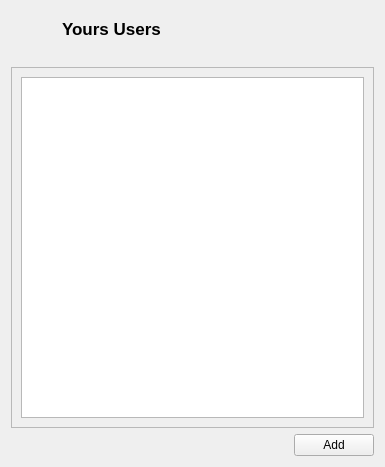
rafatosta/zapzap, file zapzap/view/users.ui: the form before one commit.
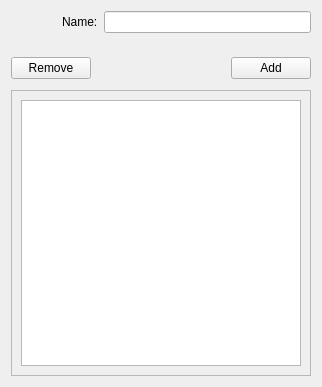
The form after the commit. Icons and pictures are not drawn.

```diff
--- a/zapzap/view/users.ui
+++ b/zapzap/view/users.ui
@@ -9,8 +9,8 @@
    <rect>
     <x>0</x>
     <y>0</y>
-    <width>385</width>
-    <height>467</height>
+    <width>322</width>
+    <height>387</height>
    </rect>
   </property>
   <property name="windowTitle">
@@ -20,7 +20,7 @@
    <item>
     <layout class="QHBoxLayout" name="horizontalLayout">
      <property name="bottomMargin">
-      <number>15</number>
+      <number>0</number>
      </property>
      <item>
       <widget class="QLabel" name="icon_label">
@@ -64,15 +64,33 @@
       </spacer>
      </item>
      <item>
-      <widget class="QLabel" name="label_2">
-       <property name="font">
-        <font>
-         <pointsize>13</pointsize>
-         <bold>true</bold>
-        </font>
-       </property>
+      <layout class="QFormLayout" name="formLayout">
+       <item row="0" column="0">
+        <widget class="QLabel" name="nameLabel">
+         <property name="text">
+          <string>Name:</string>
+         </property>
+        </widget>
+       </item>
+       <item row="0" column="1">
+        <widget class="QLineEdit" name="nameLineEdit"/>
+       </item>
+      </layout>
+     </item>
+    </layout>
+   </item>
+   <item>
+    <layout class="QHBoxLayout" name="horizontalLayout_2">
+     <property name="topMargin">
+      <number>5</number>
+     </property>
+     <property name="bottomMargin">
+      <number>5</number>
+     </property>
+     <item>
+      <widget class="QPushButton" name="pbRemove">
        <property name="text">
-        <string>Yours Users</string>
+        <string>Remove</string>
        </property>
       </widget>
      </item>
@@ -89,6 +107,13 @@
        </property>
       </spacer>
      </item>
+     <item>
+      <widget class="QPushButton" name="pbAdd">
+       <property name="text">
+        <string>Add</string>
+       </property>
+      </widget>
+     </item>
     </layout>
    </item>
    <item>
@@ -101,8 +126,8 @@
        <rect>
         <x>0</x>
         <y>0</y>
-        <width>369</width>
-        <height>349</height>
+        <width>306</width>
+        <height>272</height>
        </rect>
       </property>
       <layout class="QVBoxLayout" name="verticalLayout_2">
@@ -113,30 +138,6 @@
      </widget>
     </widget>
    </item>
-   <item>
-    <layout class="QHBoxLayout" name="horizontalLayout_2">
-     <item>
-      <spacer name="horizontalSpacer_3">
-       <property name="orientation">
-        <enum>Qt::Horizontal</enum>
-       </property>
-       <property name="sizeHint" stdset="0">
-        <size>
-         <width>40</width>
-         <height>20</height>
-        </size>
-       </property>
-      </spacer>
-     </item>
-     <item>
-      <widget class="QPushButton" name="pushButton">
-       <property name="text">
-        <string>Add</string>
-       </property>
-      </widget>
-     </item>
-    </layout>
-   </item>
   </layout>
  </widget>
  <resources/>
```
Left out of the diff: 4 changed lines with no effect on the pictures.
